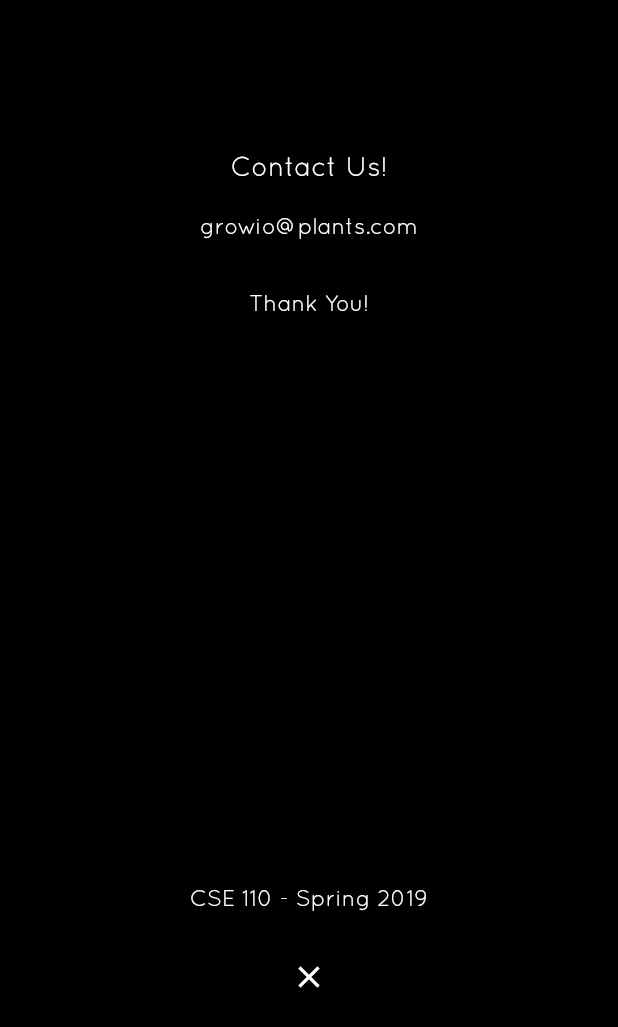
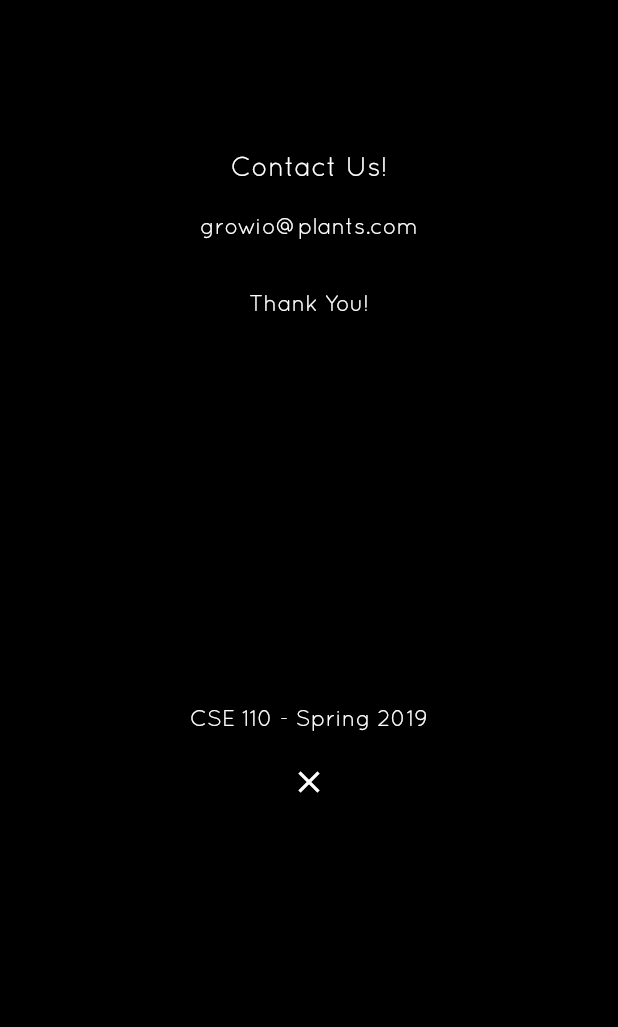
Before and after one commit to efollette/growio, a Flutter app: the SupPage screen opened directly, on a phone screen of 412 x 824 dp. Shown: the top 1027 px of the screen. Run offline on Flutter 3.47's test engine with Material 2 defaults, Android fonts, the phone set to English and light mode, and no system bars; our stand-ins replace auto_size_text, google_sign_in, image_picker; accounts and stored records are empty.

Commit message:
edits to scaling

```diff
--- a/lib/wdigets/Credits.dart
+++ b/lib/wdigets/Credits.dart
@@ -63,7 +63,7 @@ Widget build(BuildContext context) {
             fontFamily: 'Quicksand',
             ),
         ),
-         Padding(padding: EdgeInsets.all(60.0)),
+        Padding(padding: EdgeInsets.all(10.0)),
          Text(
           "CSE 110 - Spring 2019",
           textAlign: TextAlign.center,
@@ -73,7 +73,7 @@ Widget build(BuildContext context) {
             fontFamily: 'Quicksand',
             ),
         ),
-        Padding(padding: EdgeInsets.all(10.0)),
+        Padding(padding: EdgeInsets.all(5.0)),
         _exitButton(context),
         ],
     ),
--- a/lib/wdigets/Support.dart
+++ b/lib/wdigets/Support.dart
@@ -54,7 +54,7 @@ Widget build(BuildContext context) {
             fontFamily: 'Quicksand',
             ),
         ),
-         Padding(padding: EdgeInsets.all(190.0)),
+         Padding(padding: EdgeInsets.all(130.0)),
          Text(
           "CSE 110 - Spring 2019",
           textAlign: TextAlign.center,
@@ -64,7 +64,7 @@ Widget build(BuildContext context) {
             fontFamily: 'Quicksand',
             ),
         ),
-        Padding(padding: EdgeInsets.all(10.0)),
+        Padding(padding: EdgeInsets.all(5.0)),
         _exitButton(context),
         ],
     ),
```
